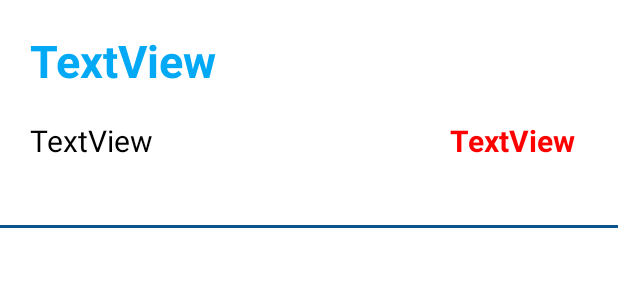
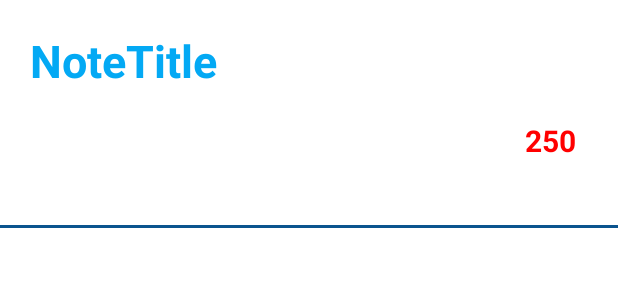
Before and after one commit to Bnanbsm/testPro, an Android app: the layout note_layout.xml on its own in the app's theme, with its tools: preview values and no code run, on a phone screen of 412 x 824 dp. Shown: the top 300 px of the screen. Run offline under Robolectric (Android 15) with nearby library versions, the phone set to English and light mode, and no system bars.

Commit message:
first commit

```diff
--- a/app/src/main/res/layout/note_layout.xml
+++ b/app/src/main/res/layout/note_layout.xml
@@ -7,22 +7,22 @@
         android:id="@+id/titleTextView"
         android:layout_width="wrap_content"
         android:layout_height="wrap_content"
-        android:text="TextView"
         android:layout_marginStart="20dp"
         android:layout_marginTop="20dp"
+        android:text="NoteTitle"
+        android:textColor="#03A9F4"
         android:textSize="30dp"
-        android:textStyle="bold"
-        android:textColor="#03A9F4"
-        />
+        android:textStyle="bold" />
+
     <TextView
         android:id="@+id/DesTv"
         android:layout_width="wrap_content"
         android:layout_height="wrap_content"
-        android:text="TextView"
-        android:layout_marginStart="300dp"
+        android:layout_marginStart="350dp"
         android:layout_marginTop="80dp"
+        android:text="250"
+        android:textColor="#FF0000"
         android:textSize="20dp"
-        android:textColor="#FF0000"
         android:textStyle="bold"
 
         />
@@ -34,8 +34,8 @@
         android:layout_marginStart="20dp"
 
         android:layout_marginTop="80dp"
-        android:text="TextView"
-        android:textColor="#000000"
+        android:text="Details"
+        android:textColor="#FFFFFF"
         android:textSize="20dp" />
 
     <View
```
